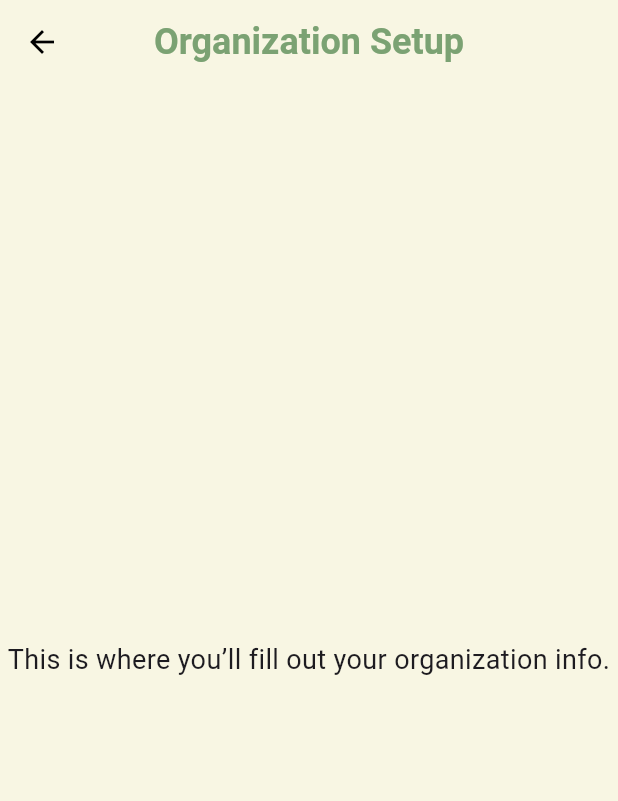
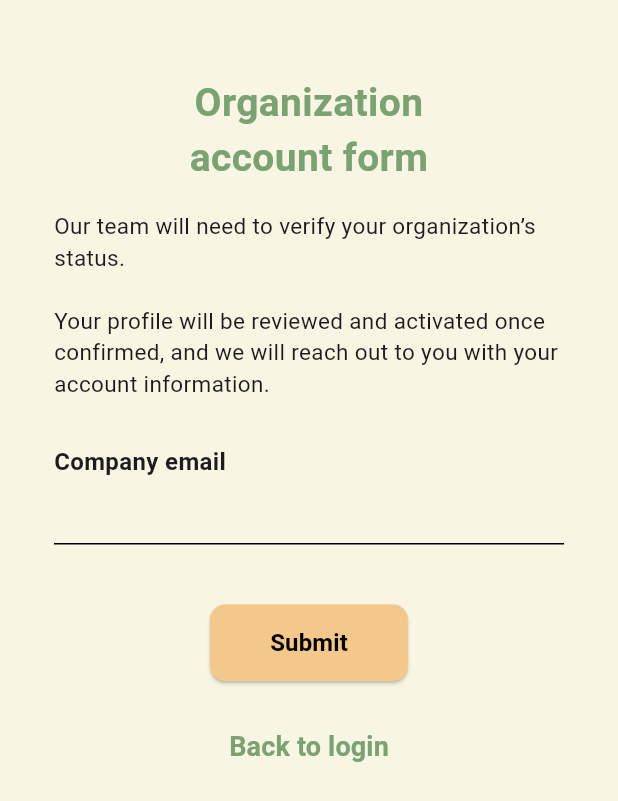
Before and after one commit to vtullo03/ExpAnt, a Flutter app: the OrganizationRegistrationPage screen opened by its route, on a phone screen of 412 x 824 dp. Shown: the top 801 px of the screen. Run offline on Flutter 3.47's test engine with Material 3 defaults, Android fonts, the phone set to English and light mode, and no system bars; our stand-ins replace flutter_colorpicker, google_fonts.

Commit message:
updated registration pages

```diff
--- a/flutter_frontend/lib/interest_selection_page.dart
+++ b/flutter_frontend/lib/interest_selection_page.dart
@@ -11,6 +11,7 @@ class _InterestSelectionPageState extends State<InterestSelectionPage> {
   final List<String> interests = [
     'Coding', 'Gaming', 'Travelling',
     'Cooking', 'Drawing', 'Golfing',
+    'Music', 'Astrology', 'Food'
   ];
   final Set<String> selected = {};
 
--- a/flutter_frontend/lib/organization_registration_page.dart
+++ b/flutter_frontend/lib/organization_registration_page.dart
@@ -1,34 +1,100 @@
 import 'package:flutter/material.dart';
 
-class OrganizationRegistrationPage extends StatelessWidget {
+class OrganizationRegistrationPage extends StatefulWidget {
   const OrganizationRegistrationPage({super.key});
+
+  @override
+  State<OrganizationRegistrationPage> createState() => _OrganizationRegistrationPageState();
+}
+
+class _OrganizationRegistrationPageState extends State<OrganizationRegistrationPage> {
+  final TextEditingController _emailController = TextEditingController();
+
+  void _submit() {
+    // You can add your API call here to submit the email
+    final email = _emailController.text;
+    if (email.isNotEmpty) {
+      ScaffoldMessenger.of(context).showSnackBar(
+        const SnackBar(content: Text('Submitted successfully!')),
+      );
+      Navigator.pop(context); // return to login page
+    }
+  }
 
   @override
   Widget build(BuildContext context) {
     return Scaffold(
       backgroundColor: const Color(0xFFF8F6E3),
-      appBar: AppBar(
-        backgroundColor: const Color(0xFFF8F6E3),
-        elevation: 0,
-        iconTheme: const IconThemeData(color: Colors.black),
-        title: const Text(
-          'Organization Setup',
+      body: Padding(
+        padding: const EdgeInsets.symmetric(horizontal: 36.0, vertical: 50),
+        child: Column(
+          crossAxisAlignment: CrossAxisAlignment.start,
+          children: [
+            const Center(
+              child: Text(
+                'Organization\naccount form',
                 style: TextStyle(
+                  fontSize: 26,
+                  fontWeight: FontWeight.bold,
                   color: Color(0xFF7BA273),
-            fontSize: 24,
-            fontWeight: FontWeight.bold,
+                ),
+                textAlign: TextAlign.center,
               ),
             ),
-        centerTitle: true,
+            const SizedBox(height: 16),
+            const Text(
+              'Our team will need to verify your organization’s status.\n\nYour profile will be reviewed and activated once confirmed, and we will reach out to you with your account information.',
+              style: TextStyle(fontSize: 15),
             ),
-      body: const Center(
-        child: Text(
-          'This is where you’ll fill out your organization info.',
-          textAlign: TextAlign.center,
+            const SizedBox(height: 30),
+            const Text(
+              'Company email',
+              style: TextStyle(fontWeight: FontWeight.bold, fontSize: 16),
+            ),
+            TextField(
+              controller: _emailController,
+              decoration: const InputDecoration(
+                isDense: true,
+                contentPadding: EdgeInsets.symmetric(vertical: 10),
+                enabledBorder: UnderlineInputBorder(),
+                focusedBorder: UnderlineInputBorder(),
+              ),
+            ),
+            const SizedBox(height: 40),
+            Center(
+              child: ElevatedButton(
+                onPressed: _submit,
+                style: ElevatedButton.styleFrom(
+                  backgroundColor: const Color(0xFFF4C88B),
+                  foregroundColor: Colors.black,
+                  padding: const EdgeInsets.symmetric(horizontal: 40, vertical: 14),
+                  shape: RoundedRectangleBorder(
+                    borderRadius: BorderRadius.circular(10),
+                  ),
+                ),
+                child: const Text(
+                  'Submit',
+                  style: TextStyle(fontWeight: FontWeight.bold, fontSize: 16),
+                ),
+              ),
+            ),
+            const SizedBox(height: 20),
+            Center(
+              child: TextButton(
+                onPressed: () {
+                  Navigator.pop(context); // Back to login
+                },
+                child: const Text(
+                  'Back to login',
                   style: TextStyle(
                     fontSize: 18,
-            fontWeight: FontWeight.w400,
+                    fontWeight: FontWeight.bold,
+                    color: Color(0xFF7BA273),
                   ),
+                ),
+              ),
+            ),
+          ],
         ),
       ),
     );
```
Also changed, not shown: flutter_frontend/lib/account_setup_page.dart (+30 -8 lines), flutter_frontend/lib/register_page.dart (+24 -36 lines). Lines whose indentation alone changed are shown as unchanged.
